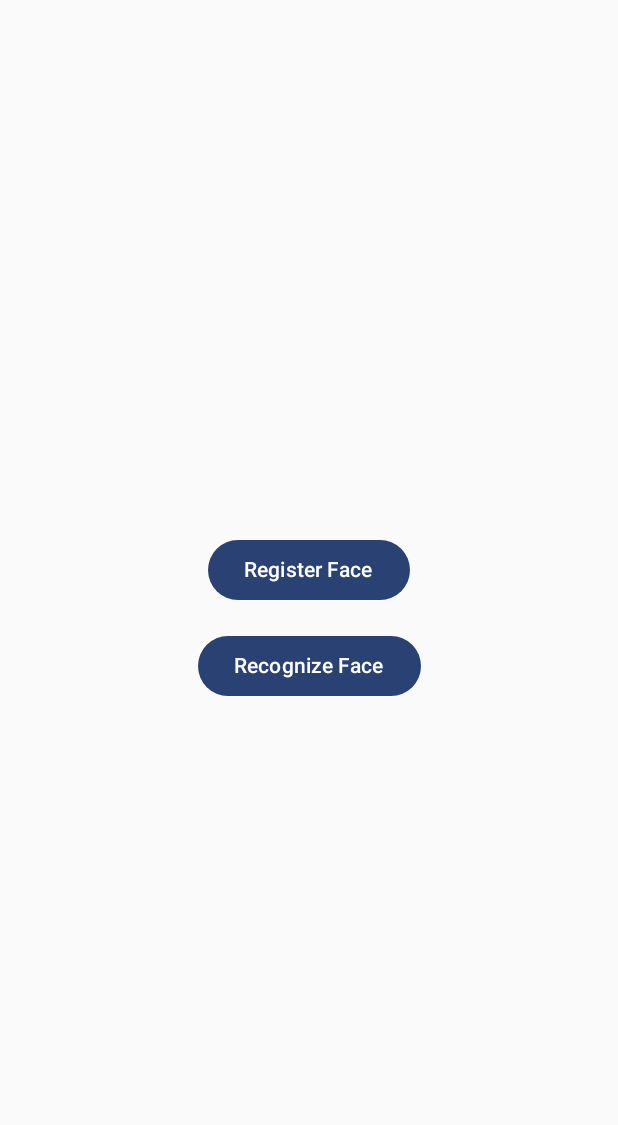
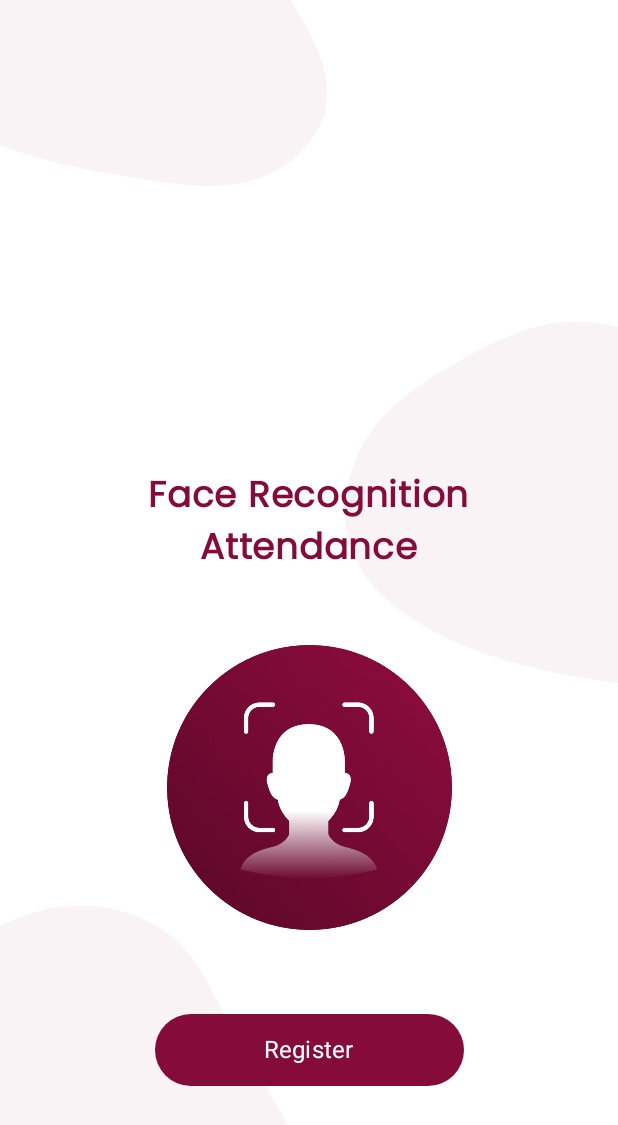
Before and after one commit to abhijithprime/frpoc, an Android app built with Jetpack Compose: the screen it shows after launch (MainActivity), on a phone screen of 412 x 824 dp. Shown: the top 1125 px of the screen. Run offline under Robolectric (Android 15) with nearby library versions, the phone set to English and light mode, and no system bars; libraries missing offline, so code that uses them is left out: com.google.mediapipe.framework, com.google.mediapipe.tasks, io.objectbox, io.objectbox.android, io.objectbox.kotlin; 3 statements that could not run were skipped.

Commit message:
changed codes

```diff
--- a/app/build.gradle.kts
+++ b/app/build.gradle.kts
@@ -1,3 +1,4 @@
+import org.gradle.internal.impldep.org.junit.experimental.categories.Categories.CategoryFilter.exclude
 import java.net.URI
 
 plugins {
@@ -79,6 +80,8 @@ dependencies {
     implementation(libs.androidx.navigation.runtime.ktx)
     implementation(libs.androidx.navigation.compose)
     implementation(libs.vision.common)
+    implementation("androidx.compose.runtime:runtime-livedata:1.7.2")
+
 
     androidTestImplementation(libs.androidx.junit)
     androidTestImplementation(libs.androidx.espresso.core)
@@ -124,6 +127,7 @@ dependencies {
 
 
     implementation("io.coil-kt:coil-compose:2.6.0")
+    implementation("com.google.accompanist:accompanist-permissions:0.34.0")
 
 
 
--- a/app/src/main/java/com/abhijith/frpoc/MainActivity.kt
+++ b/app/src/main/java/com/abhijith/frpoc/MainActivity.kt
@@ -22,8 +22,11 @@ import androidx.navigation.compose.composable
 import androidx.navigation.compose.rememberNavController
 import com.abhijith.frpoc.database.ObjectBoxStore
 import com.abhijith.frpoc.ui.AddFaceScreen
+import com.abhijith.frpoc.ui.AddFaceScreen2
+import com.abhijith.frpoc.ui.CameraScreen
 import com.abhijith.frpoc.ui.DetectScreen
 import com.abhijith.frpoc.ui.FaceListScreen
+import com.abhijith.frpoc.ui.RegisterScreen
 import com.abhijith.frpoc.ui.theme.FRPOCTheme
 import com.abhijith.frpoc.viewmodel.AddFaceScreenViewModel
 
@@ -33,29 +36,19 @@ class MainActivity : ComponentActivity() {
         ObjectBoxStore.init(this)
         val viewModel = AddFaceScreenViewModel(context = applicationContext)
         setContent {
-            FRPOCTheme {
-                val navController = rememberNavController()
-                NavigationComponent(applicationContext, navController, viewModel)
-            }
+            NavigationSetup(context = applicationContext, viewModel)
         }
     }
 }
 
 @Composable
-fun NavigationComponent(
-    context: Context,
-    navController: NavHostController,
-    viewModel: AddFaceScreenViewModel
-) {
-    NavHost(navController, startDestination = "home") {
-        composable("home") { HomeScreen(navController) }
-        composable("register") { AddFaceScreen(viewModel) { navController.navigateUp() } }
-        composable("recognize") { DetectScreen(context) { navController.navigateUp() } }
-        composable("faceList") {
-            FaceListScreen(context = context, onNavigateBack = { navController.navigateUp() }) {
-                navController.navigate("faceList")
-            }
-        }
+fun NavigationSetup(context: Context, viewModel: AddFaceScreenViewModel) {
+    val navController = rememberNavController()
+
+    NavHost(navController = navController, startDestination = "addFaceScreen") {
+        composable("addFaceScreen") { AddFaceScreen2(navController) }
+        composable("cameraScreen") { CameraScreen( navController, viewModel = AddFaceScreenViewModel(context)) }
+        composable("registerScreen") { RegisterScreen(viewModel) { navController.navigateUp() } }
     }
 }
 
--- a/app/src/main/java/com/abhijith/frpoc/helper/FaceNet.kt
+++ b/app/src/main/java/com/abhijith/frpoc/helper/FaceNet.kt
@@ -46,7 +46,7 @@ class FaceNet(context: Context, useGpu: Boolean = true, useXNNPack: Boolean = tr
                 numThreads = 4
 //            }
             this.useXNNPACK = useXNNPack
-            this.useNNAPI = true
+            this.useNNAPI = false
         }
 
         // Load the FaceNet model
--- /dev/null
+++ b/app/src/main/java/com/abhijith/frpoc/ui/AddFaceScreen2.kt
@@ -0,0 +1,106 @@
+package com.abhijith.frpoc.ui
+
+import androidx.compose.foundation.Image
+import androidx.compose.foundation.background
+import androidx.compose.foundation.layout.Box
+import androidx.compose.foundation.layout.Column
+import androidx.compose.foundation.layout.fillMaxSize
+import androidx.compose.foundation.layout.fillMaxWidth
+import androidx.compose.foundation.layout.height
+import androidx.compose.foundation.layout.padding
+import androidx.compose.foundation.layout.size
+import androidx.compose.foundation.shape.CircleShape
+import androidx.compose.material3.Button
+import androidx.compose.material3.ButtonDefaults
+import androidx.compose.material3.Scaffold
+import androidx.compose.material3.Text
+import androidx.compose.runtime.Composable
+import androidx.compose.ui.Alignment
+import androidx.compose.ui.Modifier
+import androidx.compose.ui.graphics.Color
+import androidx.compose.ui.layout.ContentScale
+import androidx.compose.ui.res.painterResource
+import androidx.compose.ui.text.font.FontWeight
+import androidx.compose.ui.unit.dp
+import androidx.compose.ui.unit.sp
+import androidx.navigation.NavHostController
+import com.abhijith.frpoc.R
+import com.abhijith.frpoc.ui.theme.FRPOCTheme
+import com.abhijith.frpoc.ui.theme.claret
+
+
+@Composable
+fun AddFaceScreen2(navController: NavHostController) {
+    FRPOCTheme {
+        Scaffold(
+            modifier = Modifier.fillMaxSize(),
+        ) { innerPadding ->
+            Column(modifier = Modifier.padding(innerPadding)) {
+                ScreenUI(navController)
+            }
+        }
+    }
+}
+
+@Composable
+private fun ScreenUI(navController: NavHostController) {
+    Box(
+        modifier = Modifier
+            .fillMaxSize()
+            .background(Color.White),
+        contentAlignment = Alignment.BottomCenter
+    ) {
+        Image(
+            painter = painterResource(id = R.drawable.background),
+            contentDescription = "background picture",
+            modifier = Modifier.fillMaxWidth(1f),
+            contentScale = ContentScale.FillBounds
+        )
+
+        Column(
+            horizontalAlignment = Alignment.CenterHorizontally,
+            modifier = Modifier
+                .padding(bottom = 100.dp)
+                .fillMaxWidth()
+        ) {
+            Text(
+                text = "Face Recognition",
+                color = claret,
+                fontSize = 24.sp,
+                fontWeight = FontWeight.Bold
+            )
+            Text(
+                text = "Attendance",
+                color = claret,
+                fontSize = 24.sp,
+                fontWeight = FontWeight.Bold,
+                modifier = Modifier.padding(bottom = 24.dp)
+            )
+            Image(
+                painter = painterResource(id = R.drawable.face_register),
+                contentDescription = "Face Recognition",
+                modifier = Modifier
+                    .padding(24.dp)
+                    .size(190.dp)
+                    .background(color = Color.White, shape = CircleShape)
+            )
+            Button(
+                onClick = {
+                    navController.navigate("cameraScreen")
+                },
+                colors = ButtonDefaults.buttonColors(containerColor = claret),
+                modifier = Modifier
+                    .padding(top = 32.dp)
+                    .height(48.dp)
+                    .fillMaxWidth(0.5f)
+            ) {
+                Text(
+                    text = "Register",
+                    color = Color.White,
+                    fontWeight = FontWeight.Normal,
+                    fontSize = 16.sp
+                )
+            }
+        }
+    }
+}
--- a/app/src/main/java/com/abhijith/frpoc/ui/theme/Color.kt
+++ b/app/src/main/java/com/abhijith/frpoc/ui/theme/Color.kt
@@ -9,3 +9,4 @@ val Pink80 = Color(0xFFEFB8C8)
 val Purple40 = Color(0xFF6650a4)
 val PurpleGrey40 = Color(0xFF625b71)
 val Pink40 = Color(0xFF7D5260)
+val claret = Color(0xFF840B3A)
--- a/app/src/main/java/com/abhijith/frpoc/ui/theme/Theme.kt
+++ b/app/src/main/java/com/abhijith/frpoc/ui/theme/Theme.kt
@@ -12,15 +12,15 @@ import androidx.compose.runtime.Composable
 import androidx.compose.ui.platform.LocalContext
 
 private val DarkColorScheme = darkColorScheme(
-    primary = Purple80,
-    secondary = PurpleGrey80,
-    tertiary = Pink80
+    primary = claret,
+    secondary = claret,
+    tertiary = claret
 )
 
 private val LightColorScheme = lightColorScheme(
-    primary = Purple40,
-    secondary = PurpleGrey40,
-    tertiary = Pink40
+    primary = claret,
+    secondary = claret,
+    tertiary = claret
 
     /* Other default colors to override
     background = Color(0xFFFFFBFE),
--- a/app/src/main/java/com/abhijith/frpoc/ui/theme/Type.kt
+++ b/app/src/main/java/com/abhijith/frpoc/ui/theme/Type.kt
@@ -1,15 +1,18 @@
 package com.abhijith.frpoc.ui.theme
 
 import androidx.compose.material3.Typography
+import androidx.compose.ui.res.painterResource
 import androidx.compose.ui.text.TextStyle
+import androidx.compose.ui.text.font.Font
 import androidx.compose.ui.text.font.FontFamily
 import androidx.compose.ui.text.font.FontWeight
 import androidx.compose.ui.unit.sp
+import com.abhijith.frpoc.R
 
 // Set of Material typography styles to start with
 val Typography = Typography(
     bodyLarge = TextStyle(
-        fontFamily = FontFamily.Default,
+        fontFamily = FontFamily(Font(R.font.poppins, FontWeight.Normal)),
         fontWeight = FontWeight.Normal,
         fontSize = 16.sp,
         lineHeight = 24.sp,
--- a/app/src/main/java/com/abhijith/frpoc/viewmodel/AddFaceScreenViewModel.kt
+++ b/app/src/main/java/com/abhijith/frpoc/viewmodel/AddFaceScreenViewModel.kt
@@ -4,7 +4,11 @@ import android.content.Context
 import android.net.Uri
 import androidx.compose.runtime.MutableState
 import androidx.compose.runtime.mutableIntStateOf
+import androidx.compose.runtime.mutableStateListOf
 import androidx.compose.runtime.mutableStateOf
+import androidx.compose.runtime.remember
+import androidx.lifecycle.LiveData
+import androidx.lifecycle.MutableLiveData
 import androidx.lifecycle.ViewModel
 import com.abhijith.frpoc.components.setProgressDialogText
 import com.abhijith.frpoc.database.ImagesVectorDB
@@ -29,6 +33,29 @@ class AddFaceScreenViewModel(context: Context) : ViewModel() {
     private val faceNet: FaceNet = FaceNet(context)
     private val mediaPipeFaceDetector: MediaPipeFaceDetector = MediaPipeFaceDetector(context)
 
+    private val _imageUri = MutableLiveData<String>()
+    val imageUri: LiveData<String> = _imageUri
+
+    // Mutable list to store photo URIs
+    val photoUris = mutableStateListOf<Uri>()
+
+    fun setImageUri(uri: String) {
+        // Use postValue if updating LiveData from a background thread
+        _imageUri.postValue(uri)
+    }
+
+
+
+    // Function to add new URIs to the list
+    fun addPhotoUri(uri: Uri) {
+        photoUris.add(uri)
+    }
+
+    // Function to add multiple URIs at once (if needed)
+    fun addPhotoUris(uris: List<Uri>) {
+        photoUris.addAll(uris)
+    }
+
     // Pass the dependencies into the use cases
     private val personUseCase: PersonUseCase = PersonUseCase(personDB)
     private val imageVectorUseCase: ImageVectorUseCase = ImageVectorUseCase(
@@ -39,7 +66,10 @@ class AddFaceScreenViewModel(context: Context) : ViewModel() {
 
     // Mutable states for the UI
     val personNameState: MutableState<String> = mutableStateOf("")
+    val personEmailState: MutableState<String> = mutableStateOf("")
+    val personPhoneState: MutableState<String> = mutableStateOf("")
     val selectedImageURIs: MutableState<List<Uri>> = mutableStateOf(emptyList())
+
 
     val isProcessingImages: MutableState<Boolean> = mutableStateOf(false)
     val numImagesProcessed: MutableState<Int> = mutableIntStateOf(0)
--- a/app/src/main/java/com/abhijith/frpoc/viewmodel/AddFaceViewModel.kt
+++ b/app/src/main/java/com/abhijith/frpoc/viewmodel/AddFaceViewModel.kt
@@ -3,6 +3,7 @@ package com.abhijith.frpoc.viewmodel
 import android.graphics.Bitmap
 import android.net.Uri
 import androidx.compose.runtime.mutableStateOf
+import androidx.lifecycle.MutableLiveData
 import androidx.lifecycle.ViewModel
 import androidx.lifecycle.viewModelScope
 import com.abhijith.frpoc.helper.FaceNet
@@ -19,6 +20,8 @@ class AddFaceViewModel(
     val croppedFaceBitmap = mutableStateOf<Bitmap?>(null)
     val faceEmbedding = mutableStateOf<FloatArray?>(null)
     val errorMessage = mutableStateOf<String?>(null)
+
+
 
     fun processImage(uri: Uri) {
         viewModelScope.launch {
```
Also changed, not shown: app/src/main/java/com/abhijith/frpoc/components/AnimatedLine.kt (added, +69 -0 lines), app/src/main/java/com/abhijith/frpoc/ui/CameraScreen.kt (added, +199 -0 lines), app/src/main/java/com/abhijith/frpoc/ui/RegisterScreen.kt (added, +220 -0 lines), app/src/main/res/drawable/background.png (added), app/src/main/res/drawable/camera_button.png (added), app/src/main/res/drawable/face_register.png (added), app/src/main/res/drawable/overlay.png (added), app/src/main/res/drawable/top_left.png (added), app/src/main/res/font/poppins.ttf (added).
